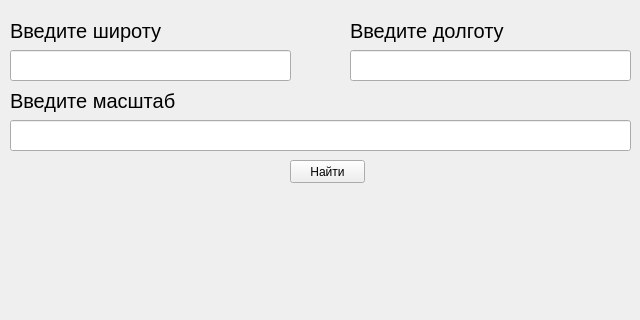
This is app_design.ui in MaksimFomin06/yandex_lyceum_project as Qt 5 draws it before an edit; both pictures show x 0 to 640 and y 0 to 320 of the 640 by 666 pixel window. The edited form follows.
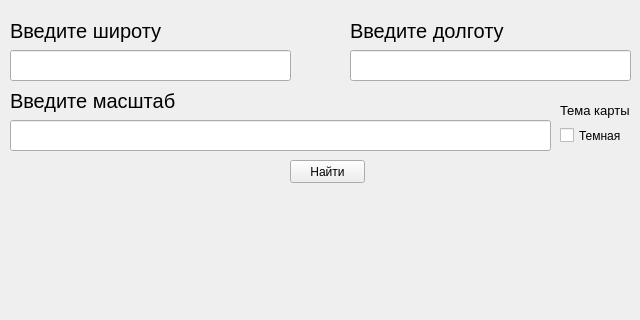
This is the edited form.

Commit message: Добавил возможность сменить тему карты

The edit to the form file:
```diff
--- a/app_design.ui
+++ b/app_design.ui
@@ -65,7 +65,7 @@
      <rect>
       <x>10</x>
       <y>120</y>
-      <width>621</width>
+      <width>541</width>
       <height>31</height>
      </rect>
     </property>
@@ -111,6 +111,37 @@
      </rect>
     </property>
    </widget>
+   <widget class="QCheckBox" name="checkBox_topics">
+    <property name="geometry">
+     <rect>
+      <x>560</x>
+      <y>120</y>
+      <width>70</width>
+      <height>31</height>
+     </rect>
+    </property>
+    <property name="text">
+     <string>Темная</string>
+    </property>
+   </widget>
+   <widget class="QLabel" name="label">
+    <property name="geometry">
+     <rect>
+      <x>560</x>
+      <y>100</y>
+      <width>71</width>
+      <height>20</height>
+     </rect>
+    </property>
+    <property name="font">
+     <font>
+      <pointsize>10</pointsize>
+     </font>
+    </property>
+    <property name="text">
+     <string>Тема карты</string>
+    </property>
+   </widget>
   </widget>
   <widget class="QMenuBar" name="menubar">
    <property name="geometry">
```
The commit also changes 1 other file.
